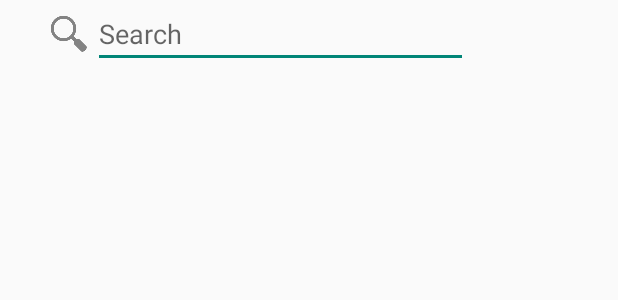
After one commit to orionvasanth/fieldX.contacts, an Android app: the layout menu_action_layout.xml on its own in the app's theme, with its tools: preview values and no code run, on a phone screen of 412 x 824 dp. The commit adds this screen. Shown: the top 300 px of the screen. Run offline under Robolectric (Android 15) with nearby library versions, the phone set to English and light mode, and no system bars.

Commit message:
Enhancing contact search UI

```diff
--- /dev/null
+++ b/app/src/main/res/layout/menu_action_layout.xml
@@ -0,0 +1,21 @@
+<?xml version="1.0" encoding="utf-8"?>
+<LinearLayout xmlns:android="http://schemas.android.com/apk/res/android"
+    android:layout_height="wrap_content"
+    android:layout_width="match_parent">
+
+    <ImageView
+        android:layout_gravity="left|top"
+        android:layout_marginLeft="30dp"
+        android:src="@drawable/ic_search"
+        android:layout_height="match_parent"
+        android:layout_width="wrap_content"/>
+
+    <EditText
+        android:layout_width="150dp"
+        android:layout_height="wrap_content"
+        android:id="@+id/search_text"
+        android:hint="@string/search_hint"
+        android:inputType="textFilter"
+        android:layout_marginRight="100dp"
+        android:layout_weight="1"/>
+</LinearLayout>
```
Also changed, not shown: app/src/main/java/com/example/vavadive/contactmanager/MainActivity.java (+45 -13 lines), app/src/main/res/menu/menu_main.xml (+6 -7 lines).
